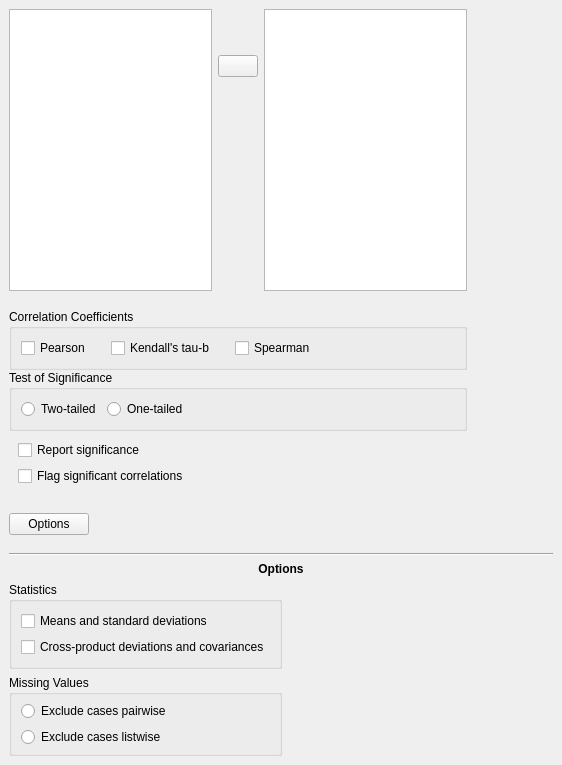
Before: the Qt Designer form JASP-Desktop/analysisforms/correlationform.ui in jasp-stats/jasp-desktop, drawn with Qt 5.
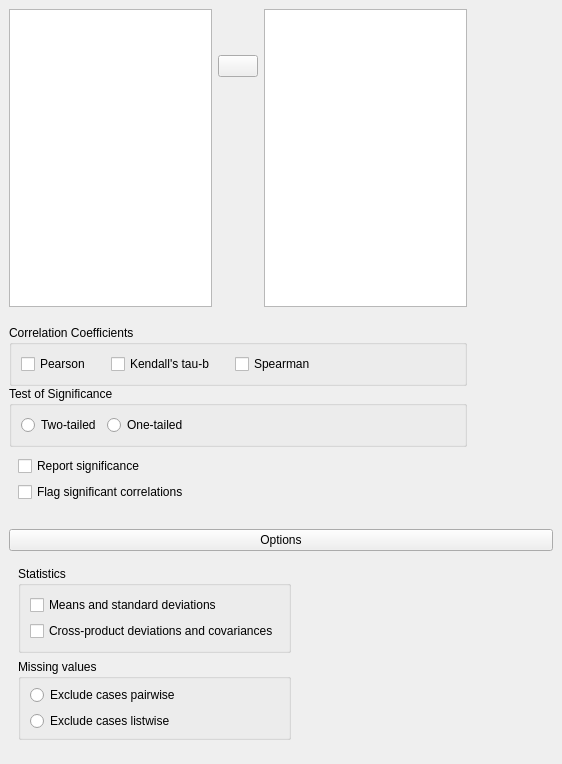
After: the same form once the commit is applied. Custom widgets are drawn as their Qt base class.

Diff of the .ui file:
```diff
--- a/JASP-Desktop/analysisforms/correlationform.ui
+++ b/JASP-Desktop/analysisforms/correlationform.ui
@@ -7,7 +7,7 @@
     <x>0</x>
     <y>0</y>
     <width>562</width>
-    <height>750</height>
+    <height>764</height>
    </rect>
   </property>
   <property name="windowTitle">
@@ -113,6 +113,45 @@
       <property name="verticalSpacing">
        <number>0</number>
       </property>
+      <item row="1" column="0">
+       <widget class="BoundGroupBox" name="tails">
+        <property name="title">
+         <string>Test of Significance</string>
+        </property>
+        <property name="flat">
+         <bool>true</bool>
+        </property>
+        <layout class="QGridLayout" name="gridLayout_3">
+         <item row="0" column="1">
+          <widget class="QRadioButton" name="_2oneTailed">
+           <property name="text">
+            <string>One-tailed</string>
+           </property>
+          </widget>
+         </item>
+         <item row="0" column="0">
+          <widget class="QRadioButton" name="_1twoTailed">
+           <property name="text">
+            <string>Two-tailed</string>
+           </property>
+          </widget>
+         </item>
+         <item row="0" column="2">
+          <spacer name="horizontalSpacer_3">
+           <property name="orientation">
+            <enum>Qt::Horizontal</enum>
+           </property>
+           <property name="sizeHint" stdset="0">
+            <size>
+             <width>40</width>
+             <height>20</height>
+            </size>
+           </property>
+          </spacer>
+         </item>
+        </layout>
+       </widget>
+      </item>
       <item row="0" column="0">
        <widget class="QGroupBox" name="groupBox">
         <property name="title">
@@ -162,63 +201,6 @@
         </layout>
        </widget>
       </item>
-      <item row="1" column="0">
-       <widget class="QGroupBox" name="groupBox_2">
-        <property name="title">
-         <string>Test of Significance</string>
-        </property>
-        <property name="flat">
-         <bool>true</bool>
-        </property>
-        <layout class="QGridLayout" name="gridLayout_4">
-         <property name="leftMargin">
-          <number>0</number>
-         </property>
-         <property name="topMargin">
-          <number>0</number>
-         </property>
-         <property name="rightMargin">
-          <number>0</number>
-         </property>
-         <property name="bottomMargin">
-          <number>0</number>
-         </property>
-         <item row="0" column="0">
-          <widget class="BoundGroupBox" name="tails" native="true">
-           <layout class="QGridLayout" name="gridLayout_3">
-            <item row="0" column="0">
-             <widget class="QRadioButton" name="_1twoTailed">
-              <property name="text">
-               <string>Two-tailed</string>
-              </property>
-             </widget>
-            </item>
-            <item row="0" column="1">
-             <widget class="QRadioButton" name="_2oneTailed">
-              <property name="text">
-               <string>One-tailed</string>
-              </property>
-             </widget>
-            </item>
-           </layout>
-          </widget>
-         </item>
-         <item row="0" column="1">
-          <spacer name="horizontalSpacer_3">
-           <property name="orientation">
-            <enum>Qt::Horizontal</enum>
-           </property>
-           <property name="sizeHint" stdset="0">
-            <size>
-             <width>40</width>
-             <height>20</height>
-            </size>
-           </property>
-          </spacer>
-         </item>
-        </layout>
-       </widget>
-      </item>
       <item row="2" column="0">
        <widget class="QWidget" name="widget_7" native="true">
         <layout class="QGridLayout" name="gridLayout_5">
@@ -245,8 +227,8 @@
      </layout>
     </widget>
    </item>
-   <item row="2" column="0">
-    <widget class="QWidget" name="widget_3" native="true">
+   <item row="2" column="0" colspan="2">
+    <widget class="QWidget" name="optionsWidget" native="true">
      <layout class="QGridLayout" name="gridLayout">
       <item row="0" column="0">
        <widget class="QPushButton" name="buttonOptions">
@@ -258,101 +240,17 @@
         </property>
        </widget>
       </item>
-      <item row="0" column="1">
-       <spacer name="horizontalSpacer">
-        <property name="orientation">
-         <enum>Qt::Horizontal</enum>
-        </property>
-        <property name="sizeHint" stdset="0">
-         <size>
-          <width>40</width>
-          <height>20</height>
-         </size>
-        </property>
-       </spacer>
-      </item>
-     </layout>
-    </widget>
-   </item>
-   <item row="3" column="0" colspan="2">
-    <widget class="QWidget" name="panelOptions" native="true">
-     <layout class="QGridLayout" name="gridLayout_10">
-      <item row="0" column="0" colspan="2">
-       <widget class="Line" name="line_2">
-        <property name="orientation">
-         <enum>Qt::Horizontal</enum>
-        </property>
-       </widget>
-      </item>
-      <item row="1" column="0" colspan="2">
-       <widget class="QLabel" name="label_7">
-        <property name="text">
-         <string>&lt;html&gt;&lt;head/&gt;&lt;body&gt;&lt;p&gt;&lt;span style=&quot; font-weight:600;&quot;&gt;Options&lt;/span&gt;&lt;/p&gt;&lt;/body&gt;&lt;/html&gt;</string>
-        </property>
-        <property name="alignment">
-         <set>Qt::AlignCenter</set>
-        </property>
-       </widget>
-      </item>
-      <item row="2" column="0">
-       <widget class="QGroupBox" name="groupBox_3">
-        <property name="title">
-         <string>Statistics</string>
-        </property>
-        <property name="flat">
-         <bool>true</bool>
-        </property>
-        <layout class="QGridLayout" name="gridLayout_6">
-         <item row="0" column="0">
-          <widget class="BoundCheckBox" name="meansAndStdDev">
-           <property name="text">
-            <string>Means and standard deviations</string>
-           </property>
-          </widget>
-         </item>
+      <item row="1" column="0">
+       <widget class="QWidget" name="panelOptions" native="true">
+        <layout class="QGridLayout" name="gridLayout_10">
          <item row="1" column="0">
-          <widget class="BoundCheckBox" name="crossProducts">
-           <property name="text">
-            <string>Cross-product deviations and covariances</string>
+          <widget class="BoundGroupBox" name="missingValues">
+           <property name="title">
+            <string>Missing values</string>
            </property>
-          </widget>
-         </item>
-        </layout>
-       </widget>
-      </item>
-      <item row="2" column="1" rowspan="2">
-       <widget class="QWidget" name="widget_6" native="true">
-        <property name="sizePolicy">
-         <sizepolicy hsizetype="Preferred" vsizetype="Preferred">
-          <horstretch>1</horstretch>
-          <verstretch>0</verstretch>
-         </sizepolicy>
-        </property>
-       </widget>
-      </item>
-      <item row="3" column="0">
-       <widget class="QGroupBox" name="groupBox_4">
-        <property name="title">
-         <string>Missing Values</string>
-        </property>
-        <property name="flat">
-         <bool>true</bool>
-        </property>
-        <layout class="QGridLayout" name="gridLayout_8">
-         <property name="leftMargin">
-          <number>0</number>
-         </property>
-         <property name="topMargin">
-          <number>0</number>
-         </property>
-         <property name="rightMargin">
-          <number>0</number>
-         </property>
-         <property name="bottomMargin">
-          <number>0</number>
-         </property>
-         <item row="0" column="0">
-          <widget class="BoundGroupBox" name="missingValues" native="true">
+           <property name="flat">
+            <bool>true</bool>
+           </property>
            <layout class="QGridLayout" name="gridLayout_9">
             <property name="topMargin">
              <number>6</number>
@@ -377,6 +275,42 @@
            </layout>
           </widget>
          </item>
+         <item row="0" column="1" rowspan="3">
+          <widget class="QWidget" name="widget_6" native="true">
+           <property name="sizePolicy">
+            <sizepolicy hsizetype="Preferred" vsizetype="Preferred">
+             <horstretch>1</horstretch>
+             <verstretch>0</verstretch>
+            </sizepolicy>
+           </property>
+          </widget>
+         </item>
+         <item row="0" column="0">
+          <widget class="QGroupBox" name="groupBox_3">
+           <property name="title">
+            <string>Statistics</string>
+           </property>
+           <property name="flat">
+            <bool>true</bool>
+           </property>
+           <layout class="QGridLayout" name="gridLayout_6">
+            <item row="0" column="0">
+             <widget class="BoundCheckBox" name="meansAndStdDev">
+              <property name="text">
+               <string>Means and standard deviations</string>
+              </property>
+             </widget>
+            </item>
+            <item row="1" column="0">
+             <widget class="BoundCheckBox" name="crossProducts">
+              <property name="text">
+               <string>Cross-product deviations and covariances</string>
+              </property>
+             </widget>
+            </item>
+           </layout>
+          </widget>
+         </item>
         </layout>
        </widget>
       </item>
@@ -396,11 +330,6 @@
    <extends>QListView</extends>
    <header>widgets/availablefieldslistview.h</header>
   </customwidget>
-  <customwidget>
-   <class>BoundListView</class>
-   <extends>QListView</extends>
-   <header>widgets/boundlistview.h</header>
-  </customwidget>
   <customwidget>
    <class>BoundCheckBox</class>
    <extends>QCheckBox</extends>
@@ -408,10 +337,20 @@
   </customwidget>
   <customwidget>
    <class>BoundGroupBox</class>
-   <extends>QWidget</extends>
+   <extends>QGroupBox</extends>
    <header>widgets/boundgroupbox.h</header>
    <container>1</container>
   </customwidget>
+  <customwidget>
+   <class>BoundListView</class>
+   <extends>QListView</extends>
+   <header>widgets/boundlistview.h</header>
+  </customwidget>
+  <customwidget>
+   <class>ExpanderButton</class>
+   <extends>QPushButton</extends>
+   <header>widgets/expanderbutton.h</header>
+  </customwidget>
  </customwidgets>
  <resources/>
  <connections>
```
Left out of the diff: 21 changed lines with no effect on the pictures.
